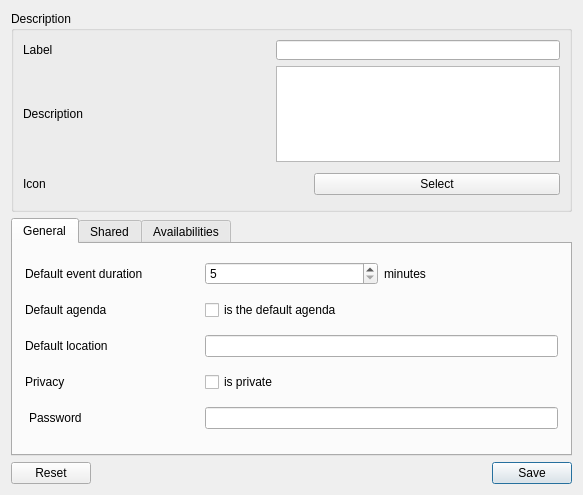
Qt form plugins/agendaplugin/usercalendareditor.ui (FreeHealth/freehealth) before a commit.
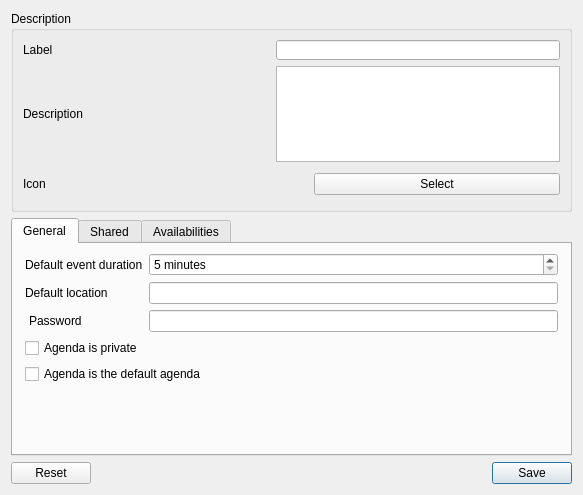
The same form after that commit. The open tabs and pages were chosen to show the change. Custom widgets are drawn as their Qt base class.

Commit message: changed layout to "form" instead of grid, easier labels for "privacy" and "default editor"

Diff of the .ui file:
```diff
--- a/plugins/agendaplugin/usercalendareditor.ui
+++ b/plugins/agendaplugin/usercalendareditor.ui
@@ -126,7 +126,7 @@
       <attribute name="title">
        <string>General</string>
       </attribute>
-      <layout class="QGridLayout" name="gridLayout_2">
+      <layout class="QFormLayout" name="formLayout">
        <property name="leftMargin">
         <number>12</number>
        </property>
@@ -145,6 +145,9 @@
        </item>
        <item row="0" column="1">
         <widget class="QSpinBox" name="defaultDuration">
+         <property name="suffix">
+          <string> minutes</string>
+         </property>
          <property name="minimum">
           <number>5</number>
          </property>
@@ -156,55 +159,17 @@
          </property>
         </widget>
        </item>
-       <item row="0" column="2">
-        <widget class="QLabel" name="label_8">
-         <property name="text">
-          <string>minutes</string>
-         </property>
-        </widget>
-       </item>
-       <item row="3" column="0">
+       <item row="2" column="0">
         <widget class="QLabel" name="label_9">
          <property name="text">
           <string>Default location</string>
          </property>
         </widget>
        </item>
-       <item row="3" column="1" colspan="2">
+       <item row="2" column="1">
         <widget class="QLineEdit" name="defaultLocation"/>
        </item>
-       <item row="6" column="1" colspan="2">
-        <widget class="QLineEdit" name="password"/>
-       </item>
-       <item row="1" column="1">
-        <widget class="QCheckBox" name="isDefaultCheck">
-         <property name="text">
-          <string>is the default agenda</string>
-         </property>
-        </widget>
-       </item>
-       <item row="1" column="0">
-        <widget class="QLabel" name="label">
-         <property name="text">
-          <string>Default agenda</string>
-         </property>
-        </widget>
-       </item>
-       <item row="4" column="1">
-        <widget class="QCheckBox" name="isPrivateCheck">
-         <property name="text">
-          <string>is private</string>
-         </property>
-        </widget>
-       </item>
        <item row="4" column="0">
-        <widget class="QLabel" name="label_6">
-         <property name="text">
-          <string>Privacy</string>
-         </property>
-        </widget>
-       </item>
-       <item row="6" column="0">
         <widget class="QLabel" name="label_4">
          <property name="text">
           <string>Password</string>
@@ -214,6 +179,23 @@
          </property>
         </widget>
        </item>
+       <item row="4" column="1">
+        <widget class="QLineEdit" name="password"/>
+       </item>
+       <item row="6" column="0" colspan="2">
+        <widget class="QCheckBox" name="isDefaultCheck">
+         <property name="text">
+          <string>Agenda is the default agenda</string>
+         </property>
+        </widget>
+       </item>
+       <item row="5" column="0" colspan="2">
+        <widget class="QCheckBox" name="isPrivateCheck">
+         <property name="text">
+          <string>Agenda is private</string>
+         </property>
+        </widget>
+       </item>
       </layout>
      </widget>
      <widget class="QWidget" name="tabDelegates">
```
Left out of the diff: 100 changed lines with no effect on the pictures.
